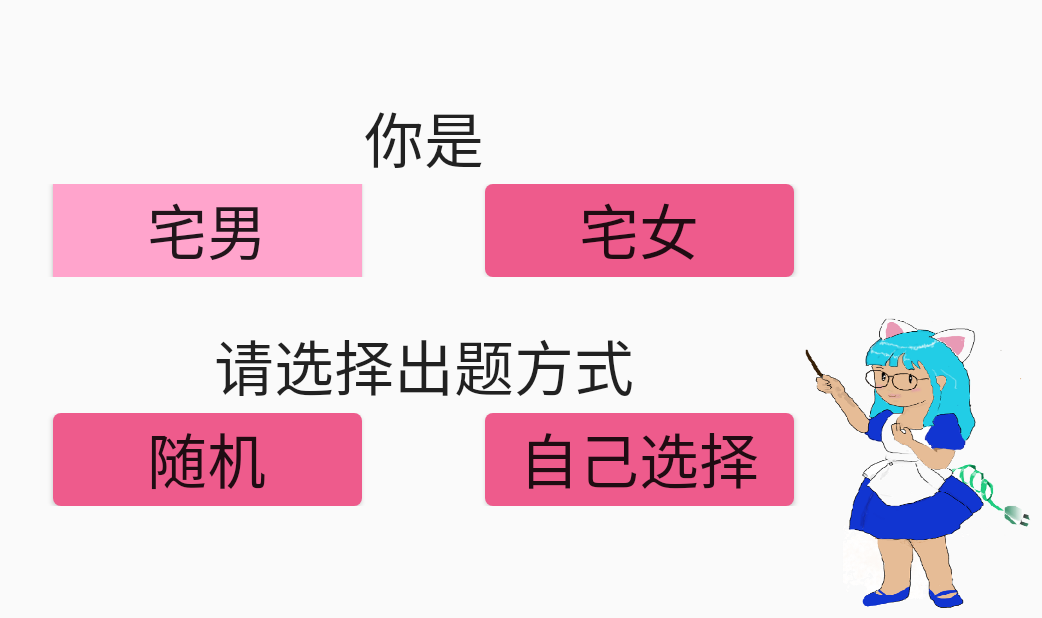
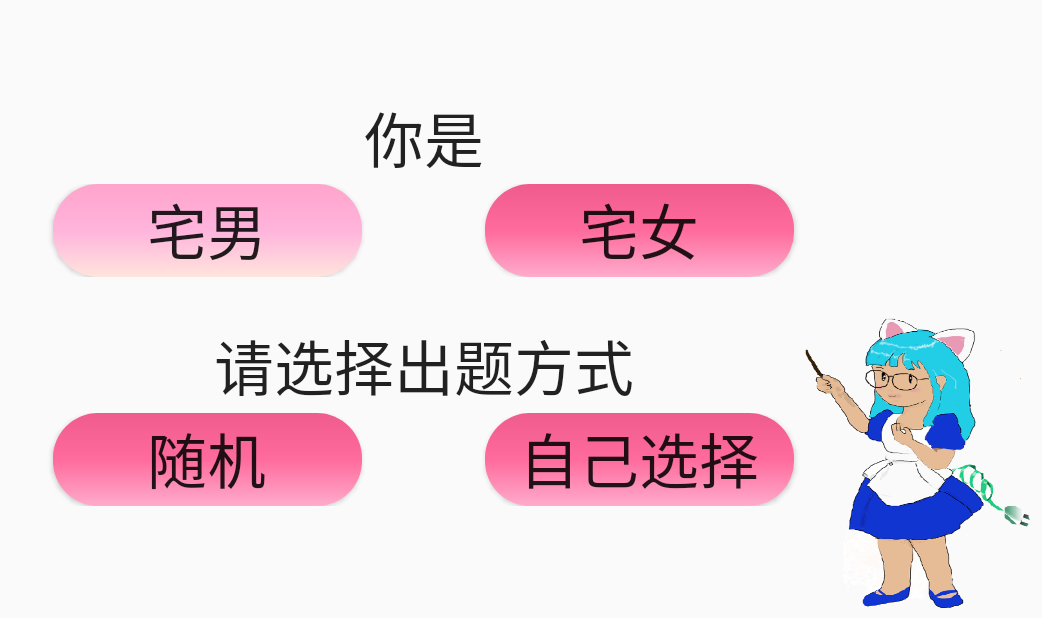
Before and after one commit to chrhsmt/Sishen, an Android app: the screen it shows after launch (FirstScreen), after a tap on "宅男", on a phone screen of 824 x 412 dp (held sideways). Shown: the whole screen, without its empty margins (194-1236 px from the left). Run offline under Robolectric (Android 15) with nearby library versions, the phone set to English and light mode, and no system bars; Roboto replaces fonts that are not available here; 1 statement that could not run was skipped.

Commit message:
Modify Button shape(add radius at corner)

```diff
--- a/app/src/main/java/com/chrhsmt/sisheng/FirstScreen.kt
+++ b/app/src/main/java/com/chrhsmt/sisheng/FirstScreen.kt
@@ -4,8 +4,8 @@ import android.support.v7.app.AppCompatActivity
 import android.os.Bundle
 import android.view.View
 import android.content.Intent
-import com.chrhsmt.sisheng.R.color.colorActivate
-import com.chrhsmt.sisheng.R.drawable.shape_rounded_corners_5dp
+import com.chrhsmt.sisheng.R.drawable.shape_rounded_corners_30dp
+import com.chrhsmt.sisheng.R.drawable.shape_rounded_corners_30dp_selected
 import com.chrhsmt.sisheng.font.FontUtils
 import com.chrhsmt.sisheng.ui.ScreenUtils
 // 画面用にこれをimport しておく
@@ -81,15 +81,15 @@ class FirstScreen : AppCompatActivity() {
     }
 
     private fun selectWoman() {
-        btnMan.setBackgroundResource(shape_rounded_corners_5dp)
-        btnWoman.setBackgroundColor(resources.getColor(colorActivate, null))
+        btnMan.setBackgroundResource(shape_rounded_corners_30dp)
+        btnWoman.setBackgroundResource(shape_rounded_corners_30dp_selected)
         Settings.sex = resources.getStringArray(R.array.sexes)[1]
         setRandomAndNiniButtonEnable(true)
     }
 
     private fun selectMan() {
-        btnMan.setBackgroundColor(resources.getColor(colorActivate, null))
-        btnWoman.setBackgroundResource(shape_rounded_corners_5dp)
+        btnMan.setBackgroundResource(shape_rounded_corners_30dp_selected)
+        btnWoman.setBackgroundResource(shape_rounded_corners_30dp)
         Settings.sex = resources.getStringArray(R.array.sexes)[0]
         setRandomAndNiniButtonEnable(true)
     }
--- a/app/src/main/res/drawable/btn_state.xml
+++ b/app/src/main/res/drawable/btn_state.xml
@@ -4,19 +4,19 @@
     <item
         android:state_pressed="true"
         android:state_enabled="true"
-        android:drawable="@drawable/shape_rounded_corners_5dp_selected"/>
+        android:drawable="@drawable/shape_rounded_corners_30dp_selected"/>
     <!-- ボタンが選択状態の時 -->
     <item
         android:state_selected="true"
         android:state_enabled="true"
-        android:drawable="@drawable/shape_rounded_corners_5dp_selected"/>
+        android:drawable="@drawable/shape_rounded_corners_30dp_selected"/>
     <!-- ボタンにフォーカスがあたった時 -->
     <item
         android:state_focused="true"
         android:state_enabled="true"
-        android:drawable="@drawable/shape_rounded_corners_5dp_focus"/>
+        android:drawable="@drawable/shape_rounded_corners_30dp_focus"/>
     <!-- 上記以外の条件の時 -->
     <item
         android:state_enabled="true"
-        android:drawable="@drawable/shape_rounded_corners_5dp"/>
+        android:drawable="@drawable/shape_rounded_corners_30dp"/>
 </selector>
--- /dev/null
+++ b/app/src/main/res/drawable/shape_rounded_corners_30dp.xml
@@ -0,0 +1,17 @@
+<?xml version="1.0" encoding="utf-8"?>
+<selector xmlns:android="http://schemas.android.com/apk/res/android">
+    <item>
+        <shape android:shape="rectangle">
+            <corners
+                android:topRightRadius="30dp"
+                android:bottomRightRadius="30dp"
+                android:bottomLeftRadius="30dp"
+                android:topLeftRadius="30dp"
+                />
+            <gradient android:startColor="@color/colorNotActivate_03"
+                android:centerColor="@color/colorNotActivate_02"
+                android:endColor="@color/colorNotActivate"
+                android:angle="90"/>
+        </shape>
+    </item>
+</selector>
--- /dev/null
+++ b/app/src/main/res/drawable/shape_rounded_corners_30dp_focus.xml
@@ -0,0 +1,17 @@
+<?xml version="1.0" encoding="utf-8"?>
+<selector xmlns:android="http://schemas.android.com/apk/res/android">
+    <item>
+        <shape android:shape="rectangle">
+            <corners
+                android:topRightRadius="30dp"
+                android:bottomRightRadius="30dp"
+                android:bottomLeftRadius="30dp"
+                android:topLeftRadius="30dp"
+                />
+            <gradient android:startColor="@color/colorActivate_03"
+                android:centerColor="@color/colorActivate_02"
+                android:endColor="@color/colorActivate"
+                android:angle="90"/>
+        </shape>
+    </item>
+</selector>
--- /dev/null
+++ b/app/src/main/res/drawable/shape_rounded_corners_30dp_selected.xml
@@ -0,0 +1,17 @@
+<?xml version="1.0" encoding="utf-8"?>
+<selector xmlns:android="http://schemas.android.com/apk/res/android">
+    <item>
+        <shape android:shape="rectangle">
+            <corners
+                android:topRightRadius="30dp"
+                android:bottomRightRadius="30dp"
+                android:bottomLeftRadius="30dp"
+                android:topLeftRadius="30dp"
+                />
+            <gradient android:startColor="@color/colorActivate_03"
+                android:centerColor="@color/colorActivate_02"
+                android:endColor="@color/colorActivate"
+                android:angle="90"/>
+        </shape>
+    </item>
+</selector>
--- a/app/src/main/res/drawable/shape_rounded_corners_5dp.xml
+++ /dev/null
@@ -1,16 +0,0 @@
-<?xml version="1.0" encoding="utf-8"?>
-<selector xmlns:android="http://schemas.android.com/apk/res/android">
-    <item>
-        <shape android:shape="rectangle">
-            <corners
-                android:topRightRadius="5dp"
-                android:bottomRightRadius="5dp"
-                android:bottomLeftRadius="5dp"
-                android:topLeftRadius="5dp"
-                />
-            <solid
-                android:color="@color/colorNotActivate"
-                />
-        </shape>
-    </item>
-</selector>
--- a/app/src/main/res/drawable/shape_rounded_corners_5dp_focus.xml
+++ /dev/null
@@ -1,16 +0,0 @@
-<?xml version="1.0" encoding="utf-8"?>
-<selector xmlns:android="http://schemas.android.com/apk/res/android">
-    <item>
-        <shape android:shape="rectangle">
-            <corners
-                android:topRightRadius="5dp"
-                android:bottomRightRadius="5dp"
-                android:bottomLeftRadius="5dp"
-                android:topLeftRadius="5dp"
-                />
-            <solid
-                android:color="@color/colorActivate"
-                />
-        </shape>
-    </item>
-</selector>
--- a/app/src/main/res/drawable/shape_rounded_corners_5dp_selected.xml
+++ /dev/null
@@ -1,16 +0,0 @@
-<?xml version="1.0" encoding="utf-8"?>
-<selector xmlns:android="http://schemas.android.com/apk/res/android">
-    <item>
-        <shape android:shape="rectangle">
-            <corners
-                android:topRightRadius="5dp"
-                android:bottomRightRadius="5dp"
-                android:bottomLeftRadius="5dp"
-                android:topLeftRadius="5dp"
-                />
-            <solid
-                android:color="@color/colorActivate"
-                />
-        </shape>
-    </item>
-</selector>
--- a/app/src/main/res/layout/activity_first_screen.xml
+++ b/app/src/main/res/layout/activity_first_screen.xml
@@ -124,7 +124,7 @@
                 android:layout_width="0dp"
                 android:layout_weight="25"
                 android:layout_height="match_parent"
-                android:background="@drawable/shape_rounded_corners_5dp"
+                android:background="@drawable/shape_rounded_corners_30dp"
                 android:textStyle="bold"
                 android:text="@string/screen1_5"
                 android:textSize="40sp"
@@ -143,7 +143,7 @@
                 android:layout_width="0dp"
                 android:layout_weight="25"
                 android:layout_height="match_parent"
-                android:background="@drawable/shape_rounded_corners_5dp"
+                android:background="@drawable/shape_rounded_corners_30dp"
                 android:textStyle="bold"
                 android:text="@string/screen1_6"
                 android:textSize="40sp"
--- a/app/src/main/res/layout/activity_reibun.xml
+++ b/app/src/main/res/layout/activity_reibun.xml
@@ -82,7 +82,7 @@
                     android:layout_height="match_parent"
                     android:layout_weight="66"
                     android:orientation="vertical"
-                    android:background="@color/colorActivate"
+                    android:background="@drawable/shape_rounded_corners_30dp_selected"
                     android:weightSum="100">
 
                     <TextView
```
